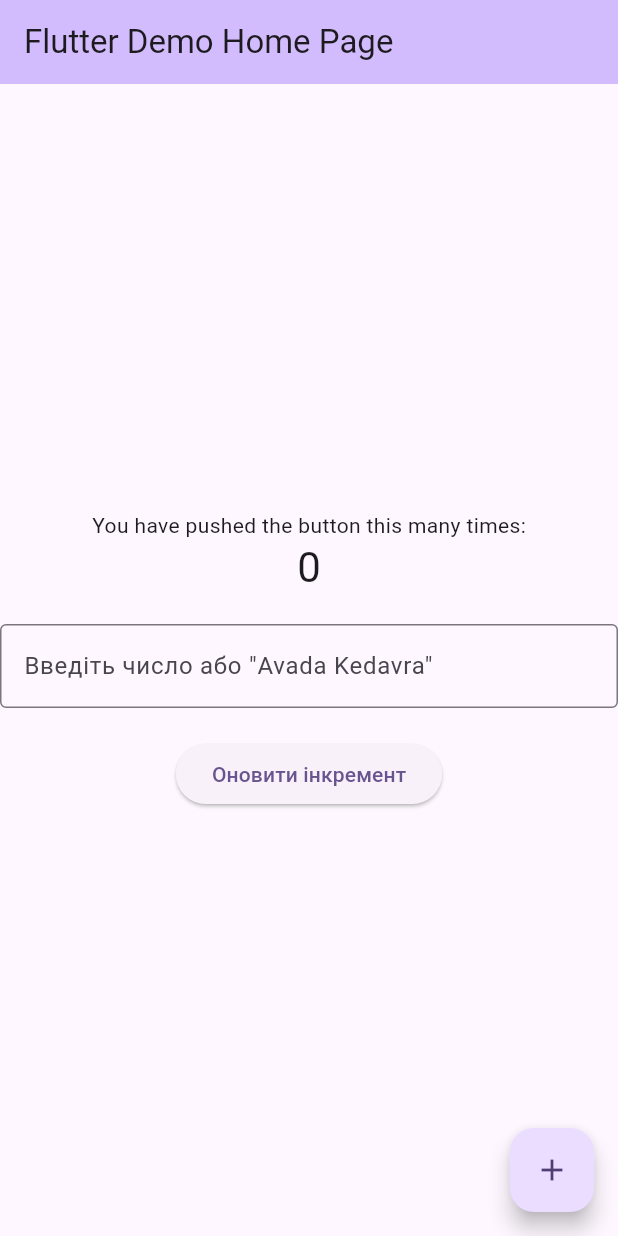
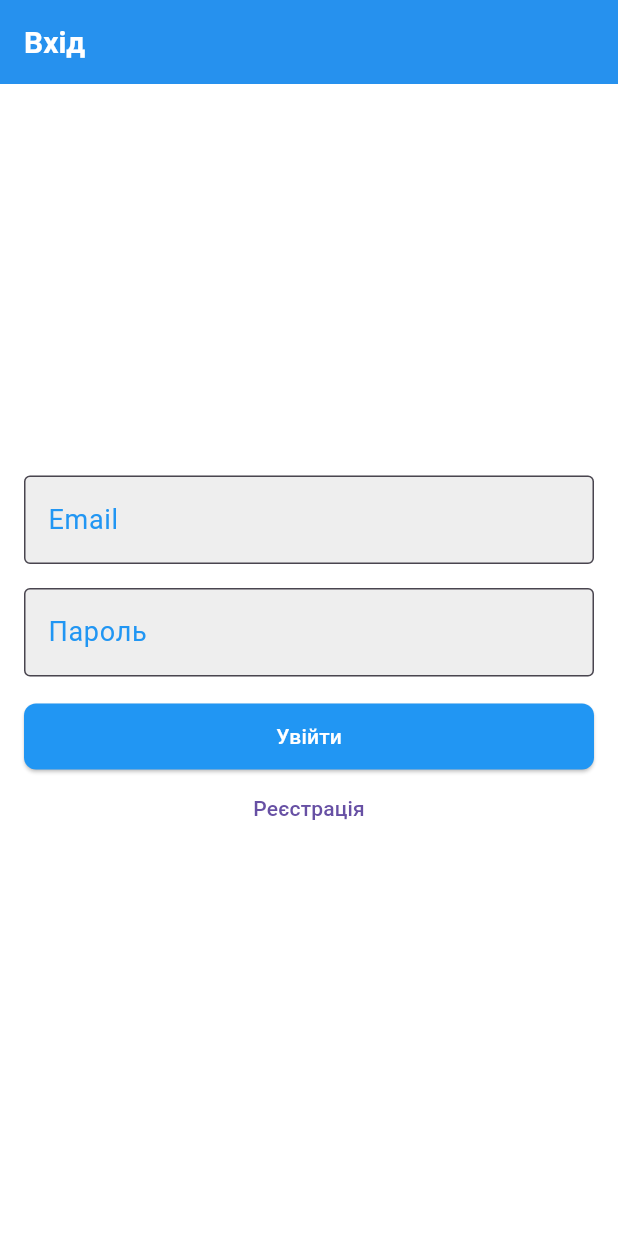
Before and after one commit to PelykhV/mobile_app, a Flutter app: the screen it shows after launch, on a phone screen of 412 x 824 dp. Run offline on Flutter 3.47's test engine with Material 3 defaults, Android fonts, the phone set to English and light mode, and no system bars.

Commit message:
added lab2

```diff
--- a/lib/main.dart
+++ b/lib/main.dart
@@ -1,103 +1,29 @@
 import 'package:flutter/material.dart';
+import 'package:lab1/screens/home_page.dart';
+import 'package:lab1/screens/login_page.dart';
+import 'package:lab1/screens/profile_page.dart';
+import 'package:lab1/screens/register_page.dart';
+import 'package:lab1/theme.dart';
 
 void main() {
-  runApp(const MyApp());
+  runApp(const SmartCurtainsApp());
 }
 
-class MyApp extends StatelessWidget {
-  const MyApp({super.key});
+class SmartCurtainsApp extends StatelessWidget {
+  const SmartCurtainsApp({super.key});
 
   @override
   Widget build(BuildContext context) {
     return MaterialApp(
-      title: 'Flutter Demo',
-      theme: ThemeData(
-        colorScheme: ColorScheme.fromSeed(seedColor: Colors.deepPurple),
-      ),
-      home: const MyHomePage(title: 'Flutter Demo Home Page'),
+      title: 'Smart Curtains',
+      theme: AppTheme.lightTheme,
+      initialRoute: '/',
+      routes: {
+        '/': (context) => const LoginPage(),
+        '/register': (context) => const RegisterPage(),
+        '/home': (context) => const HomePage(),
+        '/profile': (context) => const ProfilePage(),
+      },
     );
   }
 }
-
-class MyHomePage extends StatefulWidget {
-  const MyHomePage({required this.title, super.key});
-
-  final String title;
-
-  @override
-  State<MyHomePage> createState() => _MyHomePageState();
-}
-
-class _MyHomePageState extends State<MyHomePage> {
-  int _counter = 0;
-  final TextEditingController _controller = TextEditingController();
-
-  // Функція для оновлення значення лічильника
-  void _updateCounter() {
-    final String inputText = _controller.text;
-
-    if (inputText == 'Avada Kedavra') {
-      setState(() {
-        _counter = 0; // Скидаємо інкремент до 0
-      });
-    } else {
-      try {
-        // Перевірка, чи може текст бути перетворений на число
-        final int inputNumber = int.parse(inputText);
-        setState(() {
-          _counter += inputNumber; // Додаємо число до інкременту
-        });
-      } catch (e) {
-        // Якщо текст не можна перетворити на число, просто нічого не робимо
-        ScaffoldMessenger.of(context).showSnackBar(
-          // ignore: lines_longer_than_80_chars
-          const SnackBar(content: Text('Введіть число або "Avada Kedavra" для скидання')),
-        );
-      }
-    }
-
-    // Очищуємо текстове поле після обробки
-    _controller.clear();
-  }
-
-  @override
-  Widget build(BuildContext context) {
-    return Scaffold(
-      appBar: AppBar(
-        backgroundColor: Theme.of(context).colorScheme.inversePrimary,
-        title: Text(widget.title),
-      ),
-      body: Center(
-        child: Column(
-          mainAxisAlignment: MainAxisAlignment.center,
-          children: <Widget>[
-            const Text('You have pushed the button this many times:'),
-            Text(
-              '$_counter',
-              style: Theme.of(context).textTheme.headlineMedium,
-            ),
-            const SizedBox(height: 20),
-            TextField(
-              controller: _controller,
-              keyboardType: TextInputType.number,
-              decoration: const InputDecoration(
-                border: OutlineInputBorder(),
-                labelText: 'Введіть число або "Avada Kedavra"',
-              ),
-            ),
-            const SizedBox(height: 20),
-            ElevatedButton(
-              onPressed: _updateCounter,
-              child: const Text('Оновити інкремент'),
-            ),
-          ],
-        ),
-      ),
-      floatingActionButton: FloatingActionButton(
-        onPressed: _updateCounter,
-        tooltip: 'Increment',
-        child: const Icon(Icons.add),
-      ),
-    );
-  }
-}
--- /dev/null
+++ b/lib/screens/login_page.dart
@@ -0,0 +1,34 @@
+import 'package:flutter/material.dart';
+import 'package:lab1/widgets/custom_button.dart';
+import 'package:lab1/widgets/custom_text_field.dart';
+
+class LoginPage extends StatelessWidget {
+  const LoginPage({super.key});
+
+  @override
+  Widget build(BuildContext context) {
+    return Scaffold(
+      appBar: AppBar(title: const Text('Вхід')),
+      body: Padding(
+        padding: const EdgeInsets.all(16),
+        child: Column(
+          mainAxisAlignment: MainAxisAlignment.center,
+          children: [
+            const CustomTextField(label: 'Email'),
+            const SizedBox(height: 16),
+            const CustomTextField(label: 'Пароль', isPassword: true),
+            const SizedBox(height: 16),
+            CustomButton(
+              text: 'Увійти',
+              onPressed: () => Navigator.pushNamed(context, '/home'),
+            ),
+            TextButton(
+              onPressed: () => Navigator.pushNamed(context, '/register'),
+              child: const Text('Реєстрація'),
+            ),
+          ],
+        ),
+      ),
+    );
+  }
+}
--- /dev/null
+++ b/lib/theme.dart
@@ -0,0 +1,37 @@
+import 'package:flutter/material.dart';
+
+class AppTheme {
+  static ThemeData get lightTheme {
+    return ThemeData(
+      primaryColor: Colors.blue,
+      scaffoldBackgroundColor: Colors.white,
+      appBarTheme: const AppBarTheme(
+        backgroundColor: Colors.blue,
+        foregroundColor: Colors.white,
+        elevation: 2,
+      ),
+      textTheme: const TextTheme(
+        bodyLarge: TextStyle(fontSize: 18, color: Colors.black),
+        bodyMedium: TextStyle(fontSize: 16, color: Colors.black54),
+        titleLarge: TextStyle(fontSize: 20, fontWeight: FontWeight.bold, color: Colors.blue),
+      ),
+      elevatedButtonTheme: ElevatedButtonThemeData(
+        style: ElevatedButton.styleFrom(
+          backgroundColor: Colors.blue,
+          foregroundColor: Colors.white,
+          padding: const EdgeInsets.symmetric(vertical: 12),
+          shape: RoundedRectangleBorder(borderRadius: BorderRadius.circular(8)),
+        ),
+      ),
+      inputDecorationTheme: InputDecorationTheme(
+        filled: true,
+        fillColor: Colors.grey[200],
+        border: OutlineInputBorder(
+          borderRadius: BorderRadius.circular(8),
+          borderSide: BorderSide.none,
+        ),
+        labelStyle: const TextStyle(color: Colors.blue),
+      ),
+    );
+  }
+}
--- /dev/null
+++ b/lib/widgets/custom_button.dart
@@ -0,0 +1,19 @@
+import 'package:flutter/material.dart';
+
+class CustomButton extends StatelessWidget {
+  final String text;
+  final VoidCallback onPressed;
+
+  const CustomButton({required this.text, required this.onPressed, super.key});
+
+  @override
+  Widget build(BuildContext context) {
+    return SizedBox(
+      width: double.infinity,
+      child: ElevatedButton(
+        onPressed: onPressed,
+        child: Text(text),
+      ),
+    );
+  }
+}
--- /dev/null
+++ b/lib/widgets/custom_text_field.dart
@@ -0,0 +1,20 @@
+import 'package:flutter/material.dart';
+
+class CustomTextField extends StatelessWidget {
+  final String label;
+  final bool isPassword;
+
+  // ignore: lines_longer_than_80_chars
+  const CustomTextField({required this.label, super.key, this.isPassword = false});
+
+  @override
+  Widget build(BuildContext context) {
+    return TextField(
+      obscureText: isPassword,
+      decoration: InputDecoration(
+        labelText: label,
+        border: const OutlineInputBorder(),
+      ),
+    );
+  }
+}
```
Also changed, not shown: lib/screens/home_page.dart (added, +55 -0 lines), lib/screens/profile_page.dart (added, +31 -0 lines), lib/screens/register_page.dart (added, +32 -0 lines), 1 other file.
